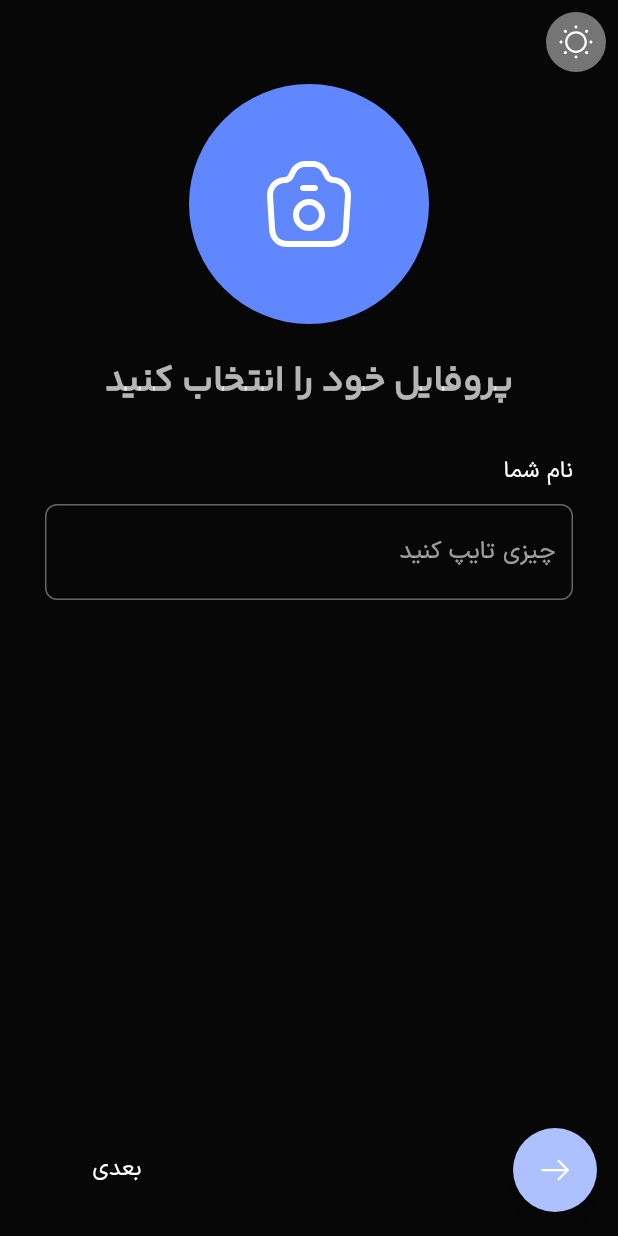
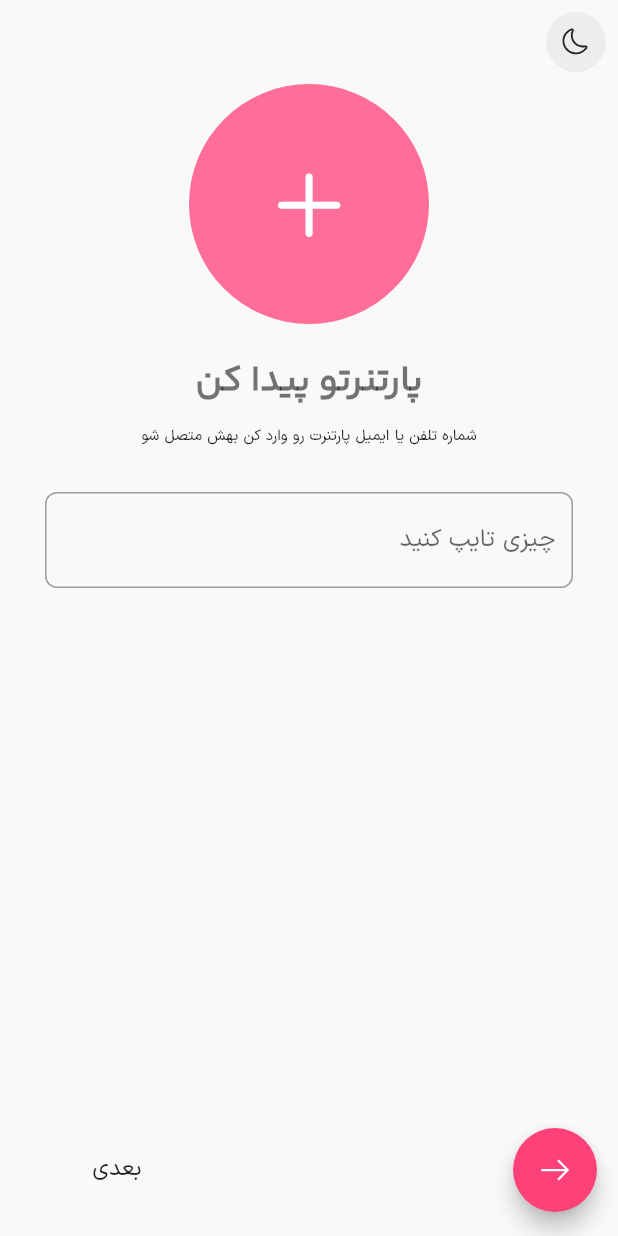
Before and after one commit to Abolfazl-MI/deltangi, a Flutter app: the screen it shows after launch, on a phone screen of 412 x 824 dp. Run offline on Flutter 3.47's test engine with Material 2 defaults, Android fonts, the light colour scheme and no system bars; our stand-ins replace flutter_svg, get, intl_phone_field, pinput, styled_text.

Commit message:
add find your partner screen

```diff
--- a/lib/controllers/language_controller.dart
+++ b/lib/controllers/language_controller.dart
@@ -19,6 +19,8 @@ class LanguageConstant {
   static const String yourName = 'your_name';
   static const String typeSomeThing = 'type_something';
   static const String skip = 'بعدی';
+  static const String fineYourPartner = 'find_your_partner';
+  static const String enterYourPartnerId = 'enter_your_partner_id';
 }
 
 class Language extends Translations {
@@ -45,7 +47,9 @@ class Language extends Translations {
           LanguageConstant.choiceYourProfile: 'پروفایل خود را انتخاب کنید',
           LanguageConstant.yourName: 'نام‌ شما',
           LanguageConstant.typeSomeThing: 'چیزی تایپ کنید',
-          LanguageConstant.skip:"بعدی"
+          LanguageConstant.skip: "بعدی",
+          LanguageConstant.fineYourPartner: 'پارتنرتو پیدا کن',
+          LanguageConstant.enterYourPartnerId:'شماره تلفن یا ایمیل پارتنرت رو وارد کن بهش متصل شو'
         },
         "en_US": {
           LanguageConstant.shareYourFelling:
@@ -67,7 +71,9 @@ class Language extends Translations {
           LanguageConstant.choiceYourProfile: 'Choice your profile',
           LanguageConstant.yourName: 'your name:',
           LanguageConstant.typeSomeThing: 'type something...',
-          LanguageConstant.skip:'skip'
+          LanguageConstant.skip: 'skip',
+          LanguageConstant.fineYourPartner: 'Find your partner',
+          LanguageConstant.enterYourPartnerId:'Enter your partner’s phone number or Email'
         },
       };
 }
--- a/lib/main.dart
+++ b/lib/main.dart
@@ -29,10 +29,10 @@ class MyApp extends StatelessWidget {
       title: 'Deltangi',
       theme: AppThemeManager.lightMode,
       darkTheme: AppThemeManager.darkMode,
-      themeMode: ThemeMode.dark,
+      themeMode: ThemeMode.light,
       translations: Language(),
       getPages: AppRouter.pages,
-      initialRoute: AppRouteNames.completeProfileScreen,
+      initialRoute: AppRouteNames.findYourPartner,
       locale: Locale('fa', 'IR'),
       fallbackLocale: Locale('en', 'US'),
     );
--- a/lib/views/router/route_names.dart
+++ b/lib/views/router/route_names.dart
@@ -5,4 +5,5 @@ class AppRouteNames {
   static const String phoneNumberScreen = '/phoneNumberScreen';
   static const String verifyCodeScreen = '/verifyScreen';
   static const String completeProfileScreen = '/completeProfileScreen';
+  static const String findYourPartner = "/findYourPartner";
 }
--- a/lib/views/router/router.dart
+++ b/lib/views/router/router.dart
@@ -1,5 +1,6 @@
 import 'package:deltangi/views/router/route_names.dart';
 import 'package:deltangi/views/screens/complete_profile/complete_profile_screen.dart';
+import 'package:deltangi/views/screens/find_your_partner/find_your_partnner.dart';
 import 'package:deltangi/views/screens/introduction/intro_screen.dart';
 import 'package:deltangi/views/screens/phone_number_screen/phone_number_screen.dart';
 import 'package:deltangi/views/screens/verifycode/verify_cdoe_screen.dart';
@@ -21,6 +22,10 @@ class AppRouter {
     ),
     GetPage(
         name: AppRouteNames.completeProfileScreen,
-        page: () => CompleteProfileScreen())
+        page: () => CompleteProfileScreen()),
+    GetPage(
+      name: AppRouteNames.findYourPartner,
+      page: () => FindYourPartner(),
+    )
   ];
 }
--- /dev/null
+++ b/lib/views/screens/find_your_partner/find_your_partnner.dart
@@ -0,0 +1,101 @@
+import 'package:deltangi/controllers/language_controller.dart';
+import 'package:deltangi/views/constants/my_colors.dart';
+import 'package:deltangi/views/widgets/icon_button_background.dart';
+import 'package:flutter/cupertino.dart';
+import 'package:flutter/material.dart';
+import 'package:flutter_svg/flutter_svg.dart';
+import 'package:get/get.dart';
+
+import '../../../gen/assets.gen.dart';
+
+class FindYourPartner extends StatelessWidget {
+  const FindYourPartner({super.key});
+  bool get _isDarkMode => Get.isDarkMode;
+  @override
+  Widget build(BuildContext context) {
+    TextTheme textTheme = Theme.of(context).textTheme;
+    return Scaffold(
+      floatingActionButton: Padding(
+        padding: EdgeInsets.symmetric(horizontal: 30),
+        child: Row(
+          mainAxisAlignment: MainAxisAlignment.spaceBetween,
+          children: [
+            FloatingActionButton(
+              onPressed: () {},
+              child: SvgPicture.asset(Assets.icons.arrowForward),
+            ),
+            TextButton(
+              onPressed: () {},
+              child: Text(
+                LanguageConstant.skip,
+                style: textTheme.bodyMedium!.copyWith(fontSize: 15),
+              ),
+            ),
+          ],
+        ),
+      ),
+      appBar: AppBar(
+        backgroundColor: Colors.transparent,
+        elevation: 0,
+        leading: Padding(
+          padding: EdgeInsets.all(8),
+          child: CircleIconButton(
+              iconPath: _isDarkMode
+                  ? Assets.icons.sunOutline
+                  : Assets.icons.moonoutline,
+              onTap: () {}),
+        ),
+      ),
+      body: Column(
+        children: [
+          Center(
+            child: CircleAvatar(
+              // TODO number3
+              radius: 80,
+              backgroundColor: _isDarkMode
+                  ? MyColors.kPrimaryDarkColor
+                  : MyColors.kPrimaryLight,
+              child: Icon(
+                CupertinoIcons.add,
+                size: 60,
+                color: Colors.white,
+              ),
+            ),
+          ),
+          SizedBox(
+            height: 20,
+          ),
+          Center(
+            child: Text(
+              LanguageConstant.fineYourPartner.tr,
+              style: textTheme.headlineLarge,
+            ),
+          ),
+          SizedBox(
+            height: 10,
+          ),
+          Center(
+            child: Text(
+              LanguageConstant.enterYourPartnerId.tr,
+              style: textTheme.bodyMedium,
+            ),
+          ),
+          SizedBox(
+            height: 30,
+          ),
+          Padding(
+            padding: const EdgeInsets.symmetric(horizontal: 30),
+            child: TextFormField(
+              decoration: InputDecoration(
+                hintText: LanguageConstant.typeSomeThing.tr,
+                border: OutlineInputBorder(
+                  borderRadius: BorderRadius.circular(8),
+                ),
+              ),
+            ),
+          )
+        ],
+      ),
+    );
+  }
+}
```
